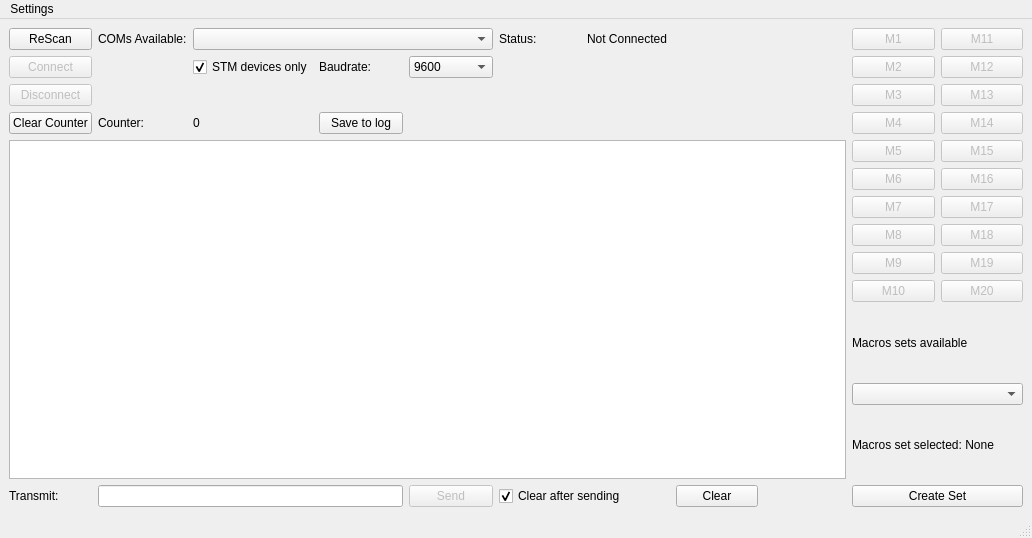
notiel/OstrannaTerminal, file Terminal.ui: the form before one commit.
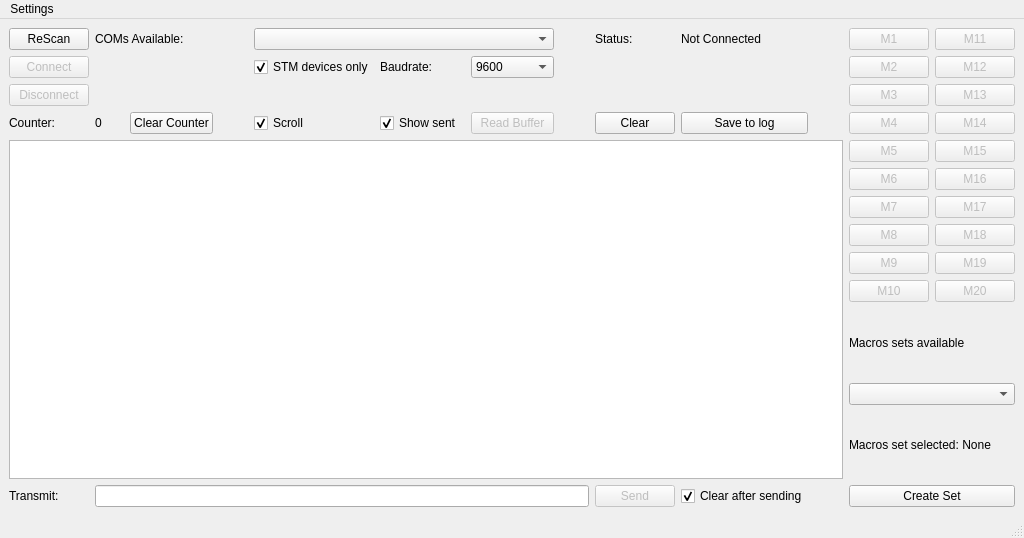
The form after the commit.

Commit message: text buffer data changed

```diff
--- a/Terminal.ui
+++ b/Terminal.ui
@@ -6,7 +6,7 @@
    <rect>
     <x>0</x>
     <y>0</y>
-    <width>1032</width>
+    <width>1024</width>
     <height>538</height>
    </rect>
   </property>
@@ -15,14 +15,71 @@
   </property>
   <widget class="QWidget" name="centralwidget">
    <layout class="QGridLayout" name="gridLayout">
-    <item row="6" column="3">
+    <item row="12" column="6">
+     <widget class="QPushButton" name="BtnBuffer">
+      <property name="enabled">
+       <bool>false</bool>
+      </property>
+      <property name="text">
+       <string>Read Buffer</string>
+      </property>
+     </widget>
+    </item>
+    <item row="7" column="0">
+     <widget class="QPushButton" name="BtnDisconnect">
+      <property name="enabled">
+       <bool>false</bool>
+      </property>
+      <property name="text">
+       <string>Disconnect</string>
+      </property>
+     </widget>
+    </item>
+    <item row="6" column="0">
+     <widget class="QPushButton" name="BtnConnect">
+      <property name="enabled">
+       <bool>false</bool>
+      </property>
+      <property name="text">
+       <string>Connect</string>
+      </property>
+     </widget>
+    </item>
+    <item row="17" column="11">
+     <widget class="QPushButton" name="BtnMacros8">
+      <property name="enabled">
+       <bool>false</bool>
+      </property>
+      <property name="text">
+       <string>M8</string>
+      </property>
+     </widget>
+    </item>
+    <item row="6" column="5">
      <widget class="QLabel" name="LblBaudrate">
       <property name="text">
        <string>Baudrate:</string>
       </property>
      </widget>
     </item>
-    <item row="6" column="4">
+    <item row="23" column="0">
+     <widget class="QLabel" name="LblTransmit">
+      <property name="text">
+       <string>Transmit:</string>
+      </property>
+     </widget>
+    </item>
+    <item row="14" column="12">
+     <widget class="QPushButton" name="BtnMacros15">
+      <property name="enabled">
+       <bool>false</bool>
+      </property>
+      <property name="text">
+       <string>M15</string>
+      </property>
+     </widget>
+    </item>
+    <item row="6" column="6">
      <widget class="QComboBox" name="CBBaudrate">
       <item>
        <property name="text">
@@ -46,7 +103,44 @@
       </item>
      </widget>
     </item>
-    <item row="0" column="2" colspan="3">
+    <item row="6" column="12">
+     <widget class="QPushButton" name="BtnMacros12">
+      <property name="enabled">
+       <bool>false</bool>
+      </property>
+      <property name="text">
+       <string>M12</string>
+      </property>
+     </widget>
+    </item>
+    <item row="6" column="4">
+     <widget class="QCheckBox" name="CBSTM">
+      <property name="text">
+       <string>STM devices only</string>
+      </property>
+      <property name="checked">
+       <bool>true</bool>
+      </property>
+     </widget>
+    </item>
+    <item row="0" column="0">
+     <widget class="QPushButton" name="BtnReScan">
+      <property name="text">
+       <string>ReScan</string>
+      </property>
+     </widget>
+    </item>
+    <item row="0" column="12">
+     <widget class="QPushButton" name="BtnMacros11">
+      <property name="enabled">
+       <bool>false</bool>
+      </property>
+      <property name="text">
+       <string>M11</string>
+      </property>
+     </widget>
+    </item>
+    <item row="0" column="4" colspan="3">
      <widget class="QComboBox" name="CBPorts">
       <property name="minimumSize">
        <size>
@@ -56,99 +150,7 @@
       </property>
      </widget>
     </item>
-    <item row="0" column="1">
-     <widget class="QLabel" name="LblAvailable">
-      <property name="text">
-       <string>COMs Available:</string>
-      </property>
-     </widget>
-    </item>
-    <item row="0" column="0">
-     <widget class="QPushButton" name="BtnReScan">
-      <property name="text">
-       <string>ReScan</string>
-      </property>
-     </widget>
-    </item>
-    <item row="12" column="1">
-     <widget class="QLabel" name="LblCounter">
-      <property name="maximumSize">
-       <size>
-        <width>55</width>
-        <height>16777215</height>
-       </size>
-      </property>
-      <property name="text">
-       <string>Counter:</string>
-      </property>
-     </widget>
-    </item>
-    <item row="12" column="0">
-     <widget class="QPushButton" name="BtnCounter">
-      <property name="text">
-       <string>Clear Counter</string>
-      </property>
-     </widget>
-    </item>
-    <item row="12" column="2">
-     <widget class="QLabel" name="LblCounterData">
-      <property name="text">
-       <string>0</string>
-      </property>
-     </widget>
-    </item>
-    <item row="6" column="0">
-     <widget class="QPushButton" name="BtnConnect">
-      <property name="enabled">
-       <bool>false</bool>
-      </property>
-      <property name="text">
-       <string>Connect</string>
-      </property>
-     </widget>
-    </item>
-    <item row="12" column="3">
-     <widget class="QPushButton" name="BtnSave">
-      <property name="text">
-       <string>Save to log</string>
-      </property>
-     </widget>
-    </item>
-    <item row="0" column="6">
-     <widget class="QLabel" name="LblStatusInfo">
-      <property name="text">
-       <string>Not Connected</string>
-      </property>
-     </widget>
-    </item>
-    <item row="7" column="0">
-     <widget class="QPushButton" name="BtnDisconnect">
-      <property name="enabled">
-       <bool>false</bool>
-      </property>
-      <property name="text">
-       <string>Disconnect</string>
-      </property>
-     </widget>
-    </item>
-    <item row="0" column="5">
-     <widget class="QLabel" name="LblStatus">
-      <property name="text">
-       <string>Status:</string>
-      </property>
-     </widget>
-    </item>
-    <item row="6" column="2">
-     <widget class="QCheckBox" name="CBSTM">
-      <property name="text">
-       <string>STM devices only</string>
-      </property>
-      <property name="checked">
-       <bool>true</bool>
-      </property>
-     </widget>
-    </item>
-    <item row="15" column="9">
+    <item row="16" column="11">
      <widget class="QPushButton" name="BtnMacros7">
       <property name="enabled">
        <bool>false</bool>
@@ -158,7 +160,7 @@
       </property>
      </widget>
     </item>
-    <item row="18" column="9">
+    <item row="19" column="11">
      <widget class="QPushButton" name="BtnMacros10">
       <property name="enabled">
        <bool>false</bool>
@@ -168,54 +170,7 @@
       </property>
      </widget>
     </item>
-    <item row="17" column="9">
-     <widget class="QPushButton" name="BtnMacros9">
-      <property name="enabled">
-       <bool>false</bool>
-      </property>
-      <property name="text">
-       <string>M9</string>
-      </property>
-     </widget>
-    </item>
-    <item row="16" column="9">
-     <widget class="QPushButton" name="BtnMacros8">
-      <property name="enabled">
-       <bool>false</bool>
-      </property>
-      <property name="text">
-       <string>M8</string>
-      </property>
-     </widget>
-    </item>
-    <item row="0" column="10">
-     <widget class="QPushButton" name="BtnMacros11">
-      <property name="enabled">
-       <bool>false</bool>
-      </property>
-      <property name="text">
-       <string>M11</string>
-      </property>
-     </widget>
-    </item>
-    <item row="22" column="0">
-     <widget class="QLabel" name="LblTransmit">
-      <property name="text">
-       <string>Transmit:</string>
-      </property>
-     </widget>
-    </item>
-    <item row="6" column="10">
-     <widget class="QPushButton" name="BtnMacros12">
-      <property name="enabled">
-       <bool>false</bool>
-      </property>
-      <property name="text">
-       <string>M12</string>
-      </property>
-     </widget>
-    </item>
-    <item row="7" column="10">
+    <item row="7" column="12">
      <widget class="QPushButton" name="BtnMacros13">
       <property name="enabled">
        <bool>false</bool>
@@ -225,17 +180,40 @@
       </property>
      </widget>
     </item>
-    <item row="13" column="10">
-     <widget class="QPushButton" name="BtnMacros15">
+    <item row="18" column="11">
+     <widget class="QPushButton" name="BtnMacros9">
       <property name="enabled">
        <bool>false</bool>
       </property>
       <property name="text">
-       <string>M15</string>
+       <string>M9</string>
       </property>
      </widget>
     </item>
-    <item row="12" column="10">
+    <item row="21" column="11" colspan="2">
+     <widget class="QComboBox" name="CBMacros"/>
+    </item>
+    <item row="0" column="11">
+     <widget class="QPushButton" name="BtnMacros1">
+      <property name="enabled">
+       <bool>false</bool>
+      </property>
+      <property name="text">
+       <string>M1</string>
+      </property>
+     </widget>
+    </item>
+    <item row="14" column="11">
+     <widget class="QPushButton" name="BtnMacros5">
+      <property name="enabled">
+       <bool>false</bool>
+      </property>
+      <property name="text">
+       <string>M5</string>
+      </property>
+     </widget>
+    </item>
+    <item row="12" column="12">
      <widget class="QPushButton" name="BtnMacros14">
       <property name="enabled">
        <bool>false</bool>
@@ -245,27 +223,14 @@
       </property>
      </widget>
     </item>
-    <item row="14" column="9">
-     <widget class="QPushButton" name="BtnMacros6">
-      <property name="enabled">
-       <bool>false</bool>
-      </property>
+    <item row="0" column="1" colspan="2">
+     <widget class="QLabel" name="LblAvailable">
       <property name="text">
-       <string>M6</string>
+       <string>COMs Available:</string>
       </property>
      </widget>
     </item>
-    <item row="16" column="10">
-     <widget class="QPushButton" name="BtnMacros18">
-      <property name="enabled">
-       <bool>false</bool>
-      </property>
-      <property name="text">
-       <string>M18</string>
-      </property>
-     </widget>
-    </item>
-    <item row="14" column="10">
+    <item row="15" column="12">
      <widget class="QPushButton" name="BtnMacros16">
       <property name="enabled">
        <bool>false</bool>
@@ -275,27 +240,7 @@
       </property>
      </widget>
     </item>
-    <item row="17" column="10">
-     <widget class="QPushButton" name="BtnMacros19">
-      <property name="enabled">
-       <bool>false</bool>
-      </property>
-      <property name="text">
-       <string>M19</string>
-      </property>
-     </widget>
-    </item>
-    <item row="15" column="10">
-     <widget class="QPushButton" name="BtnMacros17">
-      <property name="enabled">
-       <bool>false</bool>
-      </property>
-      <property name="text">
-       <string>M17</string>
-      </property>
-     </widget>
-    </item>
-    <item row="6" column="9">
+    <item row="6" column="11">
      <widget class="QPushButton" name="BtnMacros2">
       <property name="enabled">
        <bool>false</bool>
@@ -305,40 +250,7 @@
       </property>
      </widget>
     </item>
-    <item row="12" column="9">
-     <widget class="QPushButton" name="BtnMacros4">
-      <property name="enabled">
-       <bool>false</bool>
-      </property>
-      <property name="text">
-       <string>M4</string>
-      </property>
-     </widget>
-    </item>
-    <item row="20" column="9" colspan="2">
-     <widget class="QComboBox" name="CBMacros"/>
-    </item>
-    <item row="13" column="9">
-     <widget class="QPushButton" name="BtnMacros5">
-      <property name="enabled">
-       <bool>false</bool>
-      </property>
-      <property name="text">
-       <string>M5</string>
-      </property>
-     </widget>
-    </item>
-    <item row="22" column="4">
-     <widget class="QPushButton" name="BtnSend">
-      <property name="enabled">
-       <bool>false</bool>
-      </property>
-      <property name="text">
-       <string>Send</string>
-      </property>
-     </widget>
-    </item>
-    <item row="7" column="9">
+    <item row="7" column="11">
      <widget class="QPushButton" name="BtnMacros3">
       <property name="enabled">
        <bool>false</bool>
@@ -348,54 +260,24 @@
       </property>
      </widget>
     </item>
-    <item row="18" column="10">
-     <widget class="QPushButton" name="BtnMacros20">
+    <item row="18" column="12">
+     <widget class="QPushButton" name="BtnMacros19">
       <property name="enabled">
        <bool>false</bool>
       </property>
       <property name="text">
-       <string>M20</string>
+       <string>M19</string>
       </property>
      </widget>
     </item>
-    <item row="22" column="1" colspan="3">
-     <widget class="QLineEdit" name="TxtTransmit"/>
-    </item>
-    <item row="22" column="7">
-     <widget class="QPushButton" name="BtnClear">
-      <property name="text">
-       <string>Clear</string>
-      </property>
-     </widget>
-    </item>
-    <item row="22" column="5" colspan="2">
-     <widget class="QCheckBox" name="CBClear">
-      <property name="text">
-       <string>Clear after sending</string>
-      </property>
-      <property name="checked">
-       <bool>true</bool>
-      </property>
-     </widget>
-    </item>
-    <item row="0" column="9">
-     <widget class="QPushButton" name="BtnMacros1">
-      <property name="enabled">
-       <bool>false</bool>
-      </property>
-      <property name="text">
-       <string>M1</string>
-      </property>
-     </widget>
-    </item>
-    <item row="19" column="9" colspan="2">
+    <item row="20" column="11" colspan="2">
      <widget class="QLabel" name="LblMacrosAvailable">
       <property name="text">
        <string>Macros sets available</string>
       </property>
      </widget>
     </item>
-    <item row="13" column="0" rowspan="9" colspan="9">
+    <item row="14" column="0" rowspan="9" colspan="11">
      <widget class="QTextBrowser" name="TxtBuffer">
       <property name="html">
        <string>&lt;!DOCTYPE HTML PUBLIC &quot;-//W3C//DTD HTML 4.0//EN&quot; &quot;http://www.w3.org/TR/REC-html40/strict.dtd&quot;&gt;
@@ -406,20 +288,168 @@
       </property>
      </widget>
     </item>
-    <item row="21" column="9" colspan="2">
-     <widget class="QLabel" name="LblMacrosSelected">
-      <property name="text">
-       <string>Macros set selected: None</string>
-      </property>
-     </widget>
-    </item>
-    <item row="22" column="9" colspan="2">
+    <item row="23" column="11" colspan="2">
      <widget class="QPushButton" name="BtnCreateMacros">
       <property name="text">
        <string>Create Set</string>
       </property>
      </widget>
     </item>
+    <item row="12" column="11">
+     <widget class="QPushButton" name="BtnMacros4">
+      <property name="enabled">
+       <bool>false</bool>
+      </property>
+      <property name="text">
+       <string>M4</string>
+      </property>
+     </widget>
+    </item>
+    <item row="15" column="11">
+     <widget class="QPushButton" name="BtnMacros6">
+      <property name="enabled">
+       <bool>false</bool>
+      </property>
+      <property name="text">
+       <string>M6</string>
+      </property>
+     </widget>
+    </item>
+    <item row="17" column="12">
+     <widget class="QPushButton" name="BtnMacros18">
+      <property name="enabled">
+       <bool>false</bool>
+      </property>
+      <property name="text">
+       <string>M18</string>
+      </property>
+     </widget>
+    </item>
+    <item row="19" column="12">
+     <widget class="QPushButton" name="BtnMacros20">
+      <property name="enabled">
+       <bool>false</bool>
+      </property>
+      <property name="text">
+       <string>M20</string>
+      </property>
+     </widget>
+    </item>
+    <item row="22" column="11" colspan="2">
+     <widget class="QLabel" name="LblMacrosSelected">
+      <property name="text">
+       <string>Macros set selected: None</string>
+      </property>
+     </widget>
+    </item>
+    <item row="12" column="8">
+     <widget class="QPushButton" name="BtnClear">
+      <property name="text">
+       <string>Clear</string>
+      </property>
+     </widget>
+    </item>
+    <item row="0" column="9">
+     <widget class="QLabel" name="LblStatusInfo">
+      <property name="text">
+       <string>Not Connected</string>
+      </property>
+     </widget>
+    </item>
+    <item row="23" column="1" colspan="7">
+     <widget class="QLineEdit" name="TxtTransmit"/>
+    </item>
+    <item row="0" column="8">
+     <widget class="QLabel" name="LblStatus">
+      <property name="text">
+       <string>Status:</string>
+      </property>
+     </widget>
+    </item>
+    <item row="12" column="1">
+     <widget class="QLabel" name="LblCounterData">
+      <property name="text">
+       <string>0</string>
+      </property>
+     </widget>
+    </item>
+    <item row="12" column="4">
+     <widget class="QCheckBox" name="CBScroll">
+      <property name="text">
+       <string>Scroll</string>
+      </property>
+      <property name="checked">
+       <bool>true</bool>
+      </property>
+     </widget>
+    </item>
+    <item row="12" column="5">
+     <widget class="QCheckBox" name="CBShowSent">
+      <property name="text">
+       <string>Show sent </string>
+      </property>
+      <property name="checked">
+       <bool>true</bool>
+      </property>
+     </widget>
+    </item>
+    <item row="12" column="0">
+     <widget class="QLabel" name="LblCounter">
+      <property name="maximumSize">
+       <size>
+        <width>55</width>
+        <height>16777215</height>
+       </size>
+      </property>
+      <property name="text">
+       <string>Counter:</string>
+      </property>
+     </widget>
+    </item>
+    <item row="12" column="9">
+     <widget class="QPushButton" name="BtnSave">
+      <property name="text">
+       <string>Save to log</string>
+      </property>
+     </widget>
+    </item>
+    <item row="23" column="8">
+     <widget class="QPushButton" name="BtnSend">
+      <property name="enabled">
+       <bool>false</bool>
+      </property>
+      <property name="text">
+       <string>Send</string>
+      </property>
+     </widget>
+    </item>
+    <item row="12" column="2">
+     <widget class="QPushButton" name="BtnCounter">
+      <property name="text">
+       <string>Clear Counter</string>
+      </property>
+     </widget>
+    </item>
+    <item row="16" column="12">
+     <widget class="QPushButton" name="BtnMacros17">
+      <property name="enabled">
+       <bool>false</bool>
+      </property>
+      <property name="text">
+       <string>M17</string>
+      </property>
+     </widget>
+    </item>
+    <item row="23" column="9">
+     <widget class="QCheckBox" name="CBClear">
+      <property name="text">
+       <string>Clear after sending</string>
+      </property>
+      <property name="checked">
+       <bool>true</bool>
+      </property>
+     </widget>
+    </item>
    </layout>
   </widget>
   <widget class="QMenuBar" name="menubar">
@@ -427,7 +457,7 @@
     <rect>
      <x>0</x>
      <y>0</y>
-     <width>1032</width>
+     <width>1024</width>
      <height>26</height>
     </rect>
    </property>
```
Left out of the diff: 5 changed lines with no effect on the pictures. The commit also changes 9 other files.
